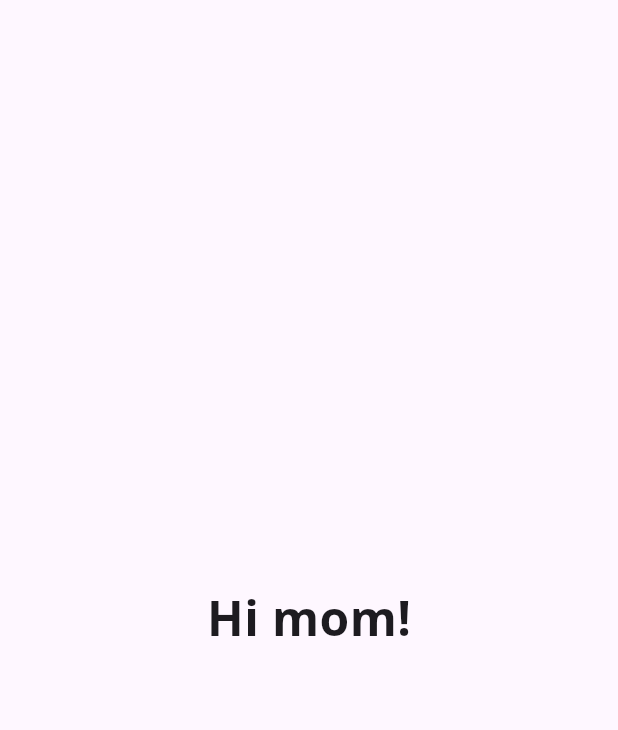
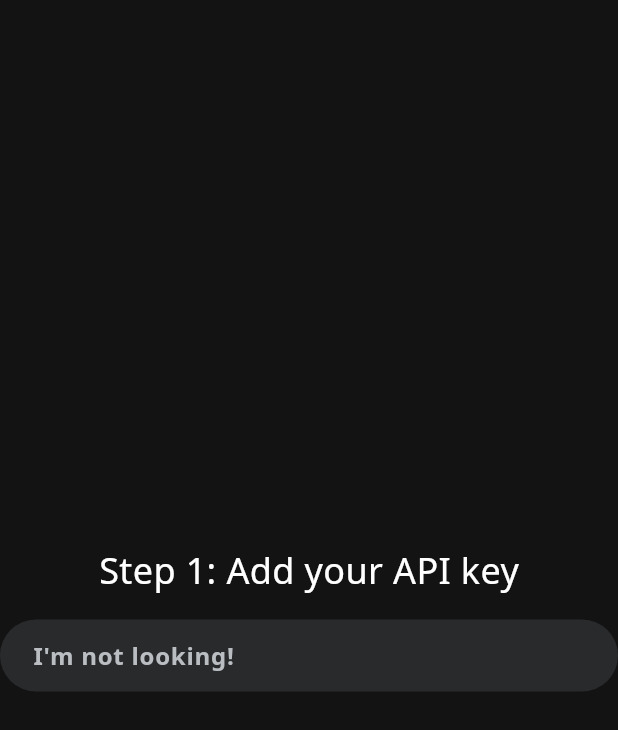
Before and after one commit to duccdev/gemmy, a Flutter app: the screen it shows after launch, on a phone screen of 412 x 824 dp. Shown: the top 730 px of the screen. Run offline on Flutter 3.47's test engine with Material 3 defaults, Android fonts, the phone set to English and light mode, and no system bars; our stand-ins replace shared_preferences; project files that could hold a hidden picture were left out.

Commit message:
feat: add deps, setup page (WIP), and widgets

```diff
--- /dev/null
+++ b/lib/globals.dart
@@ -0,0 +1,17 @@
+import 'package:shared_preferences/shared_preferences.dart';
+
+class Globals {
+  static String? model;
+  static String? apiKey;
+  static late SharedPreferences prefs;
+
+  static Future init() async {
+    prefs = await SharedPreferences.getInstance();
+    reload();
+  }
+
+  static void reload() {
+    model = prefs.getString('model');
+    apiKey = prefs.getString('apiKey');
+  }
+}
--- a/lib/main.dart
+++ b/lib/main.dart
@@ -1,6 +1,10 @@
 import 'package:flutter/material.dart';
+import 'package:gemmy/globals.dart';
+import 'package:gemmy/pages/setup.dart';
 
-void main() {
+void main() async {
+  WidgetsFlutterBinding.ensureInitialized();
+  await Globals.init();
   runApp(const Gemmy());
 }
 
@@ -11,17 +15,16 @@
   Widget build(BuildContext context) {
     return MaterialApp(
       title: 'Gemmy',
-      theme: ThemeData(fontFamily: 'NotoSans'),
+      theme: ThemeData(
+        fontFamily: 'NotoSans',
+        scaffoldBackgroundColor: const Color(0xFF131314),
+        textSelectionTheme: const TextSelectionThemeData(
+          cursorColor: Colors.white,
+          selectionColor: Color(0xFF498BD5),
+        ),
+      ),
       home: const Scaffold(
-        body: Center(
-          child: Text(
-            'Hi mom!',
-            style: TextStyle(
-              fontSize: 32,
-              fontWeight: FontWeight.bold,
-            ),
-          ),
-        ),
+        body: SetupPage(),
       ),
     );
   }
--- /dev/null
+++ b/lib/pages/setup.dart
@@ -0,0 +1,42 @@
+import 'package:flutter/material.dart';
+import 'package:gemmy/globals.dart';
+import 'package:gemmy/widgets/ez/text.dart';
+import 'package:gemmy/widgets/ez/textfield.dart';
+
+class SetupPage extends StatelessWidget {
+  const SetupPage({super.key});
+
+  @override
+  Widget build(BuildContext context) {
+    return Center(
+      child: Column(
+        crossAxisAlignment: CrossAxisAlignment.center,
+        mainAxisAlignment: MainAxisAlignment.center,
+        children: <Widget>[
+          const Padding(
+            padding: EdgeInsets.only(bottom: 16),
+            child: EzText('Step 1: Add your API key'),
+          ),
+          SizedBox(
+            width: 512,
+            child: EzTextField(
+              hintText: 'I\'m not looking!',
+              obscureText: true,
+              disableSubmitButton: true,
+              onChanged: (text) {
+                if (text.trim().isEmpty) {
+                  Globals.apiKey = null;
+                  Globals.prefs.remove('apiKey');
+                  return;
+                }
+
+                Globals.apiKey = text.trim();
+                Globals.prefs.setString('apiKey', text);
+              },
+            ),
+          ),
+        ],
+      ),
+    );
+  }
+}
--- /dev/null
+++ b/lib/widgets/ez/text.dart
@@ -0,0 +1,36 @@
+import 'package:flutter/material.dart';
+
+class EzText extends StatelessWidget {
+  const EzText(
+    this.content, {
+    super.key,
+    this.fontSize,
+    this.color,
+    this.textAlign,
+    this.bold,
+    this.semibold,
+  });
+
+  final String content;
+  final Color? color;
+  final TextAlign? textAlign;
+  final double? fontSize;
+  final bool? bold;
+  final bool? semibold;
+
+  @override
+  Widget build(BuildContext context) {
+    return Text(
+      content,
+      softWrap: true,
+      textAlign: textAlign,
+      style: TextStyle(
+        fontSize: fontSize ?? 24,
+        color: color ?? Colors.white,
+        fontWeight: (bold ?? false)
+            ? FontWeight.w700
+            : ((semibold ?? false) ? FontWeight.w600 : FontWeight.normal),
+      ),
+    );
+  }
+}
--- /dev/null
+++ b/lib/widgets/ez/textfield.dart
@@ -0,0 +1,116 @@
+import 'package:flutter/material.dart';
+
+typedef OnSubmittedCallback = void Function(String text);
+typedef OnChangedCallback = void Function(String text);
+
+class EzTextField extends StatefulWidget {
+  const EzTextField({
+    super.key,
+    this.onSubmitted,
+    this.onChanged,
+    this.disableSubmitButton,
+    this.hintText,
+    this.obscureText,
+    this.defaultValue,
+  });
+
+  final OnSubmittedCallback? onSubmitted;
+  final OnChangedCallback? onChanged;
+  final bool? disableSubmitButton;
+  final String? hintText;
+  final bool? obscureText;
+  final String? defaultValue;
+
+  @override
+  State<EzTextField> createState() => _EzTextFieldState();
+}
+
+class _EzTextFieldState extends State<EzTextField> {
+  bool _sendButtonDisabled = true;
+  late TextEditingController _controller;
+
+  @override
+  void initState() {
+    super.initState();
+    _controller = TextEditingController();
+    _controller.addListener(_onTextChanged);
+    _controller.text = widget.defaultValue ?? '';
+  }
+
+  @override
+  void dispose() {
+    _controller.removeListener(_onTextChanged);
+    _controller.dispose();
+    super.dispose();
+  }
+
+  void _onTextChanged() {
+    setState(() {
+      if (widget.onChanged != null) {
+        widget.onChanged!(_controller.text);
+      }
+
+      if (_controller.text.trim().isNotEmpty) {
+        _sendButtonDisabled = false;
+        return;
+      }
+
+      _sendButtonDisabled = true;
+    });
+  }
+
+  @override
+  Widget build(BuildContext context) {
+    const border = OutlineInputBorder(
+      borderSide: BorderSide.none,
+      borderRadius: BorderRadius.horizontal(
+        left: Radius.circular(9999),
+        right: Radius.circular(9999),
+      ),
+    );
+
+    return SizedBox(
+      height: 48,
+      child: TextField(
+        controller: _controller,
+        style:
+            const TextStyle(color: Colors.white, fontWeight: FontWeight.w600),
+        decoration: InputDecoration(
+          filled: true,
+          fillColor: const Color(0xFF282A2C),
+          border: border,
+          focusedBorder: border,
+          contentPadding: const EdgeInsets.symmetric(horizontal: 18),
+          hintText: widget.hintText,
+          hintStyle: const TextStyle(
+            color: Color(0xFFBABDC2),
+            fontWeight: FontWeight.w600,
+          ),
+          suffixIcon: (widget.disableSubmitButton ?? false)
+              ? null
+              : Padding(
+                  padding: const EdgeInsets.all(4),
+                  child: IconButton.filled(
+                    icon: const Icon(
+                      Icons.arrow_upward,
+                      color: Colors.white,
+                      size: 24,
+                    ),
+                    style: ButtonStyle(
+                      backgroundColor: WidgetStateProperty.all(
+                        _sendButtonDisabled ? Colors.grey : Colors.green,
+                      ),
+                    ),
+                    onPressed: _sendButtonDisabled
+                        ? null
+                        : () => (widget.onSubmitted ??
+                            (String text) {})(_controller.text),
+                  ),
+                ),
+        ),
+        obscureText: widget.obscureText ?? false,
+        cursorColor: Colors.white,
+      ),
+    );
+  }
+}
--- a/pubspec.yaml
+++ b/pubspec.yaml
@@ -10,7 +10,8 @@ dependencies:
   flutter:
     sdk: flutter
 
-  cupertino_icons: ^1.0.6
+  url_launcher: ^6.3.0
+  shared_preferences: ^2.2.3
 
 dev_dependencies:
   flutter_test:
```
Also changed, not shown: pubspec.lock, 5 other files.
